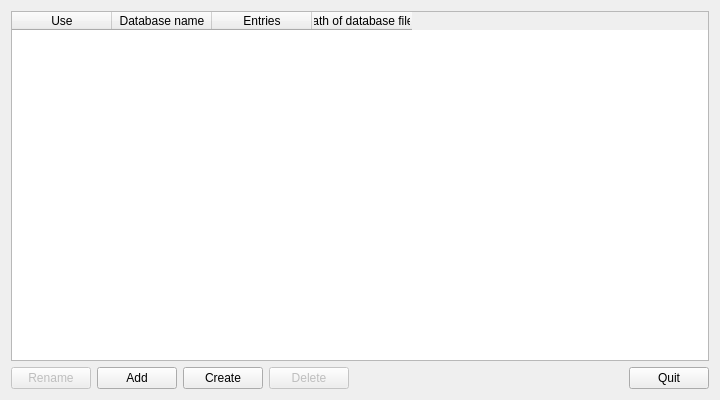
Qt form src/managedatabasesdialog.ui (ccorrado71/qualx3) before a commit.
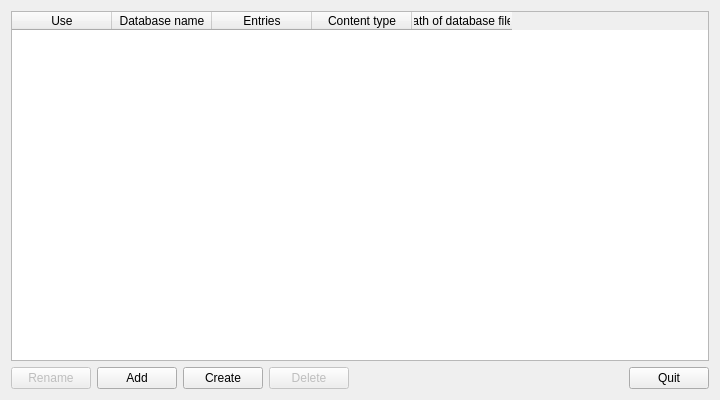
The same form after that commit. Icons and pictures are not drawn.

Patch:
```diff
--- a/src/managedatabasesdialog.ui
+++ b/src/managedatabasesdialog.ui
@@ -37,6 +37,11 @@
        <string>Entries</string>
       </property>
      </column>
+     <column>
+      <property name="text">
+       <string>Content type</string>
+      </property>
+     </column>
      <column>
       <property name="text">
        <string>Path of database files</string>
```
